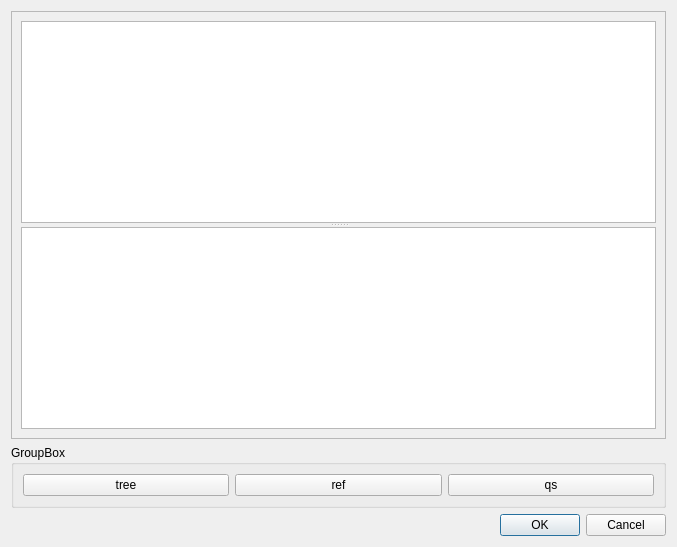
sim82/contraption, file dialog.ui: the form before one commit.
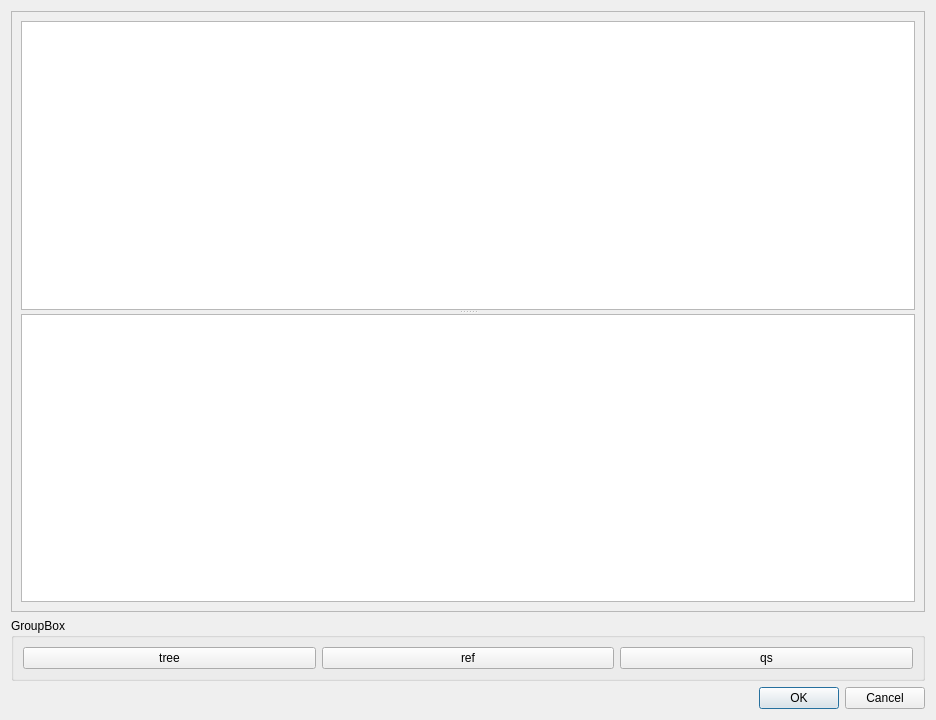
The form after the commit.

Commit message: ported to win32

Patch:
```diff
--- a/dialog.ui
+++ b/dialog.ui
@@ -6,8 +6,8 @@
    <rect>
     <x>0</x>
     <y>0</y>
-    <width>677</width>
-    <height>547</height>
+    <width>936</width>
+    <height>720</height>
    </rect>
   </property>
   <property name="windowTitle">
```
The commit also changes 2 other files.
